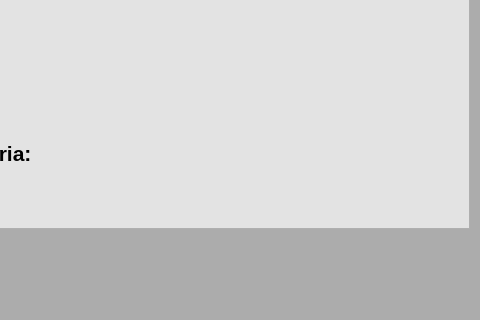
First picture: the form in telas/telaConsultaVeiculo.ui, repository MatBorges/LoCar, before the edit; both pictures show x 171 to 651 and y 172 to 492 of the 651 by 492 pixel window.
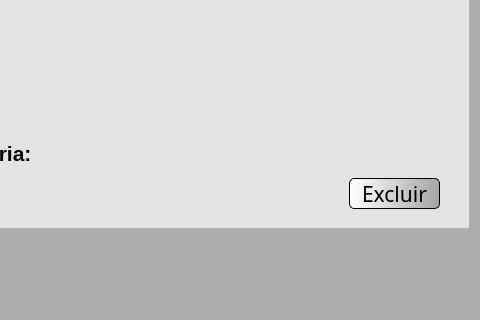
Second picture: the form after the edit. Icons and pictures are not drawn.

Commit message: EXCLUIR CLIENTE OK, EXCLUIR FUNCIONÁRIO CORRIGIDO

```diff
--- a/telas/telaConsultaVeiculo.ui
+++ b/telas/telaConsultaVeiculo.ui
@@ -530,6 +530,44 @@
       <string/>
      </property>
     </widget>
+    <widget class="QPushButton" name="btExcluir">
+     <property name="geometry">
+      <rect>
+       <x>510</x>
+       <y>350</y>
+       <width>91</width>
+       <height>31</height>
+      </rect>
+     </property>
+     <property name="font">
+      <font>
+       <family>Dubai</family>
+       <pointsize>16</pointsize>
+      </font>
+     </property>
+     <property name="cursor">
+      <cursorShape>PointingHandCursor</cursorShape>
+     </property>
+     <property name="styleSheet">
+      <string notr="true">QPushButton{	
+background-color: qlineargradient(spread:pad, x1:0, y1:0, x2:1, y2:0, stop:0 rgba(255, 255, 255, 255), stop:1 rgba(165, 165, 165, 255));
+border-radius: 5px;
+border-style: outset;
+border-width: 1px;
+border-color: black;
+
+}
+
+QPushButton:hover{
+background-color: qlineargradient(spread:pad, x1:0, y1:0, x2:1, y2:1, stop:0 rgba(255, 0, 8, 255), stop:1 rgba(255, 0, 119, 255))
+}
+
+</string>
+     </property>
+     <property name="text">
+      <string>Excluir</string>
+     </property>
+    </widget>
    </widget>
   </widget>
   <widget class="QMenuBar" name="menubar">
```
The commit also changes 3 other files.
